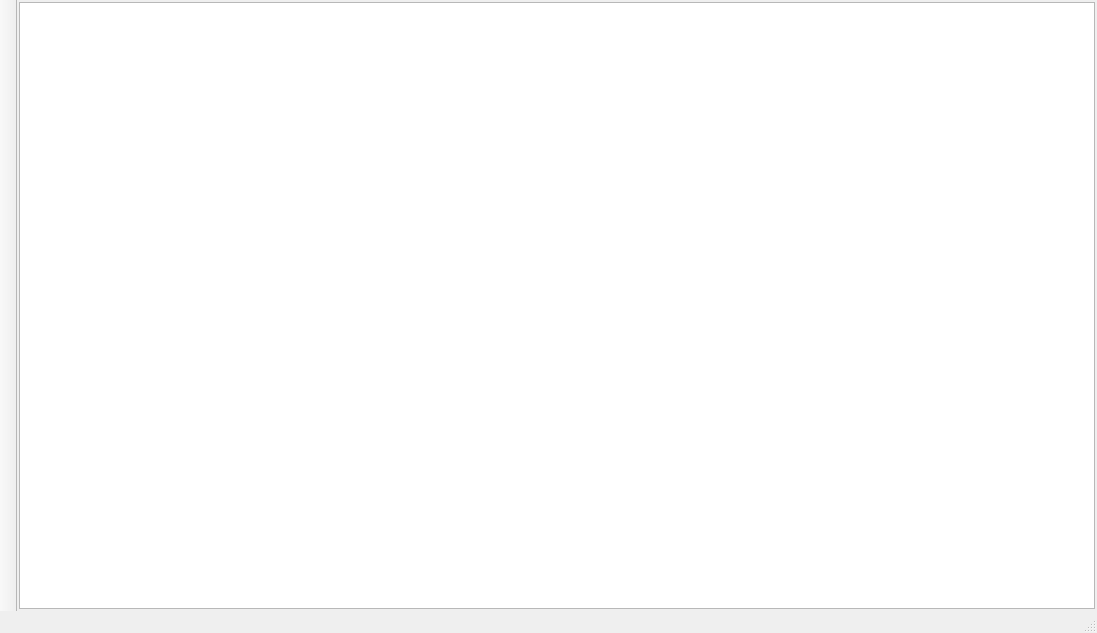
Old version of the form server/ui/wnd_server.ui in the repository decenfrontier/PyNetAuth.
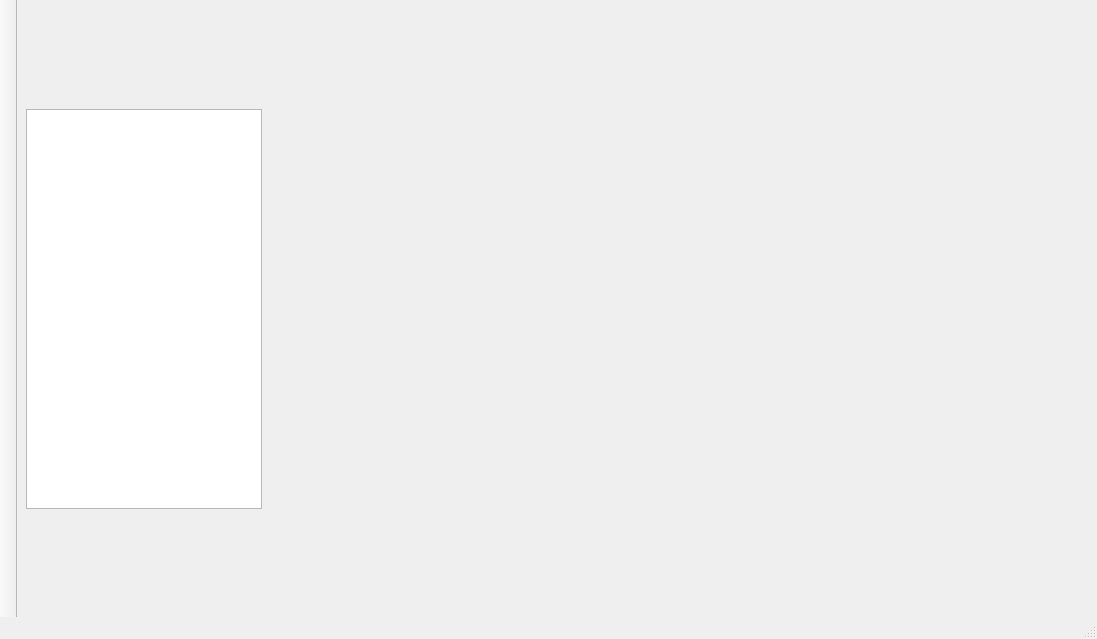
New version of the form. The open tabs and pages were chosen to show the change.

```diff
--- a/server/ui/wnd_server.ui
+++ b/server/ui/wnd_server.ui
@@ -7,7 +7,7 @@
     <x>0</x>
     <y>0</y>
     <width>1097</width>
-    <height>633</height>
+    <height>639</height>
    </rect>
   </property>
   <property name="windowTitle">
@@ -990,29 +990,56 @@
          <height>16777215</height>
         </size>
        </property>
-       <layout class="QVBoxLayout" name="verticalLayout">
-        <property name="leftMargin">
-         <number>2</number>
-        </property>
-        <property name="topMargin">
-         <number>2</number>
-        </property>
-        <property name="rightMargin">
-         <number>2</number>
-        </property>
-        <property name="bottomMargin">
-         <number>2</number>
-        </property>
-        <item>
-         <widget class="QTextBrowser" name="tbr_log">
-          <property name="documentTitle">
-           <string>执行日志</string>
+       <layout class="QGridLayout" name="gridLayout_5">
+        <item row="0" column="0">
+         <spacer name="verticalSpacer">
+          <property name="orientation">
+           <enum>Qt::Vertical</enum>
           </property>
-          <property name="lineWrapMode">
-           <enum>QTextEdit::NoWrap</enum>
+          <property name="sizeHint" stdset="0">
+           <size>
+            <width>20</width>
+            <height>90</height>
+           </size>
+          </property>
+         </spacer>
+        </item>
+        <item row="1" column="0">
+         <widget class="QListWidget" name="lst_log">
+          <property name="minimumSize">
+           <size>
+            <width>0</width>
+            <height>400</height>
+           </size>
           </property>
          </widget>
         </item>
+        <item row="1" column="1">
+         <spacer name="horizontalSpacer_3">
+          <property name="orientation">
+           <enum>Qt::Horizontal</enum>
+          </property>
+          <property name="sizeHint" stdset="0">
+           <size>
+            <width>845</width>
+            <height>20</height>
+           </size>
+          </property>
+         </spacer>
+        </item>
+        <item row="2" column="0">
+         <spacer name="verticalSpacer_2">
+          <property name="orientation">
+           <enum>Qt::Vertical</enum>
+          </property>
+          <property name="sizeHint" stdset="0">
+           <size>
+            <width>20</width>
+            <height>91</height>
+           </size>
+          </property>
+         </spacer>
+        </item>
        </layout>
       </widget>
      </widget>
```
Left out of the diff: 2 changed lines with no effect on the pictures.
